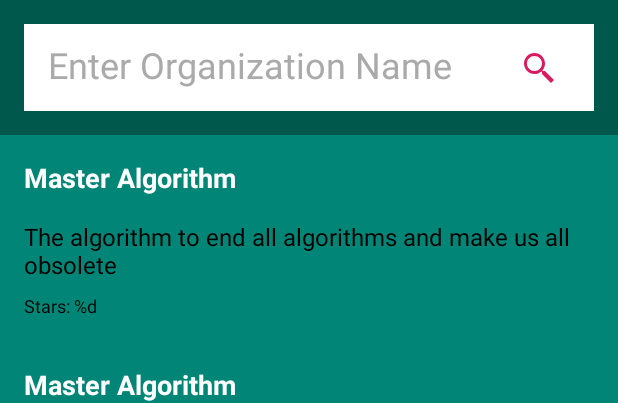
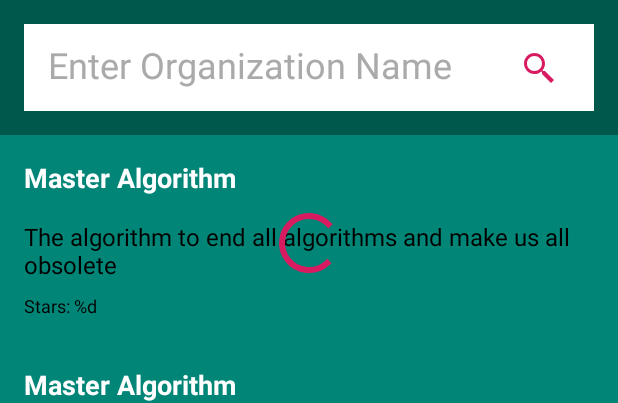
Before and after one commit to ketonkss4/poprepos_sanbox_app, an Android app: the layout repo_search_view.xml on its own in the app's theme, with its tools: preview values and no code run, on a phone screen of 412 x 824 dp. Shown: the top 403 px of the screen. Run offline under Robolectric (Android 15) with nearby library versions, the phone set to English and light mode, and no system bars.

Commit message:
implement progress indicator

```diff
--- a/app/src/main/res/layout/repo_search_view.xml
+++ b/app/src/main/res/layout/repo_search_view.xml
@@ -5,6 +5,7 @@
     xmlns:tools="http://schemas.android.com/tools">
 
     <data>
+        <import type="android.view.View" />
 
         <variable
             name="viewModel"
@@ -81,7 +82,7 @@
             android:layout_width="wrap_content"
             android:layout_height="wrap_content"
             android:layout_marginTop="64dp"
-            android:visibility="gone"
+            android:visibility="@{viewModel.isInProgressObservable()}"
             app:layout_constraintEnd_toEndOf="parent"
             app:layout_constraintStart_toStartOf="parent"
             app:layout_constraintTop_toBottomOf="@id/search_viewbox" />
```
Also changed, not shown: app/src/main/java/com/pmd/droidexihibition/popularreposapp/ui/RepoSearchViewModel.kt (+10 -1 lines).
